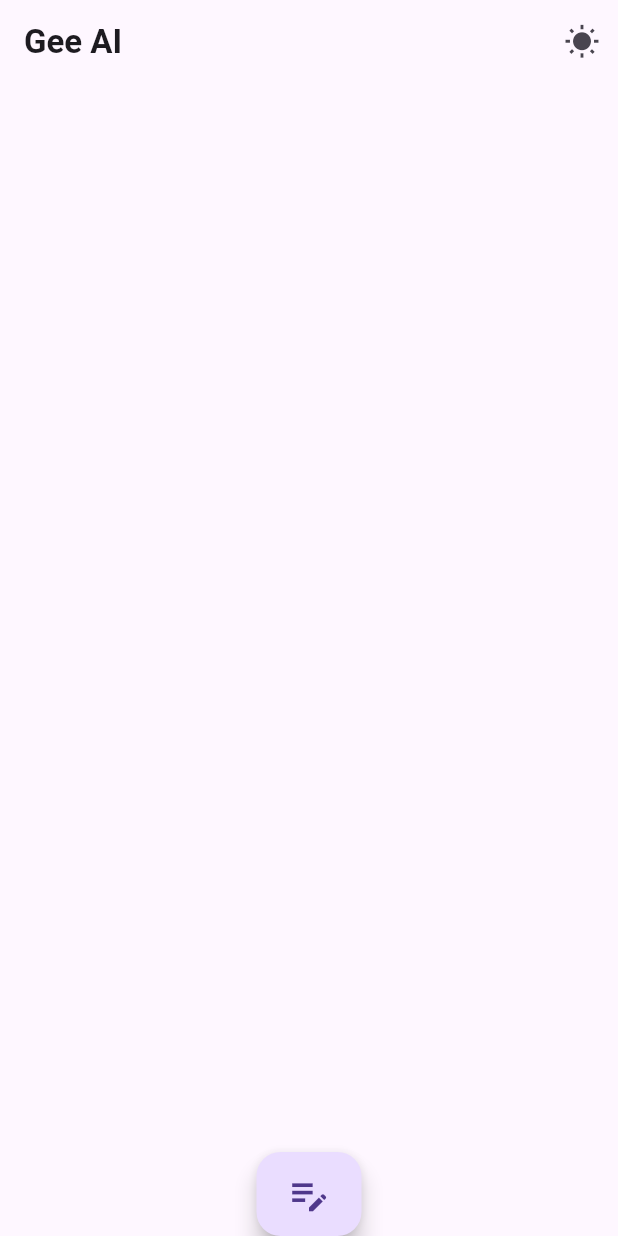
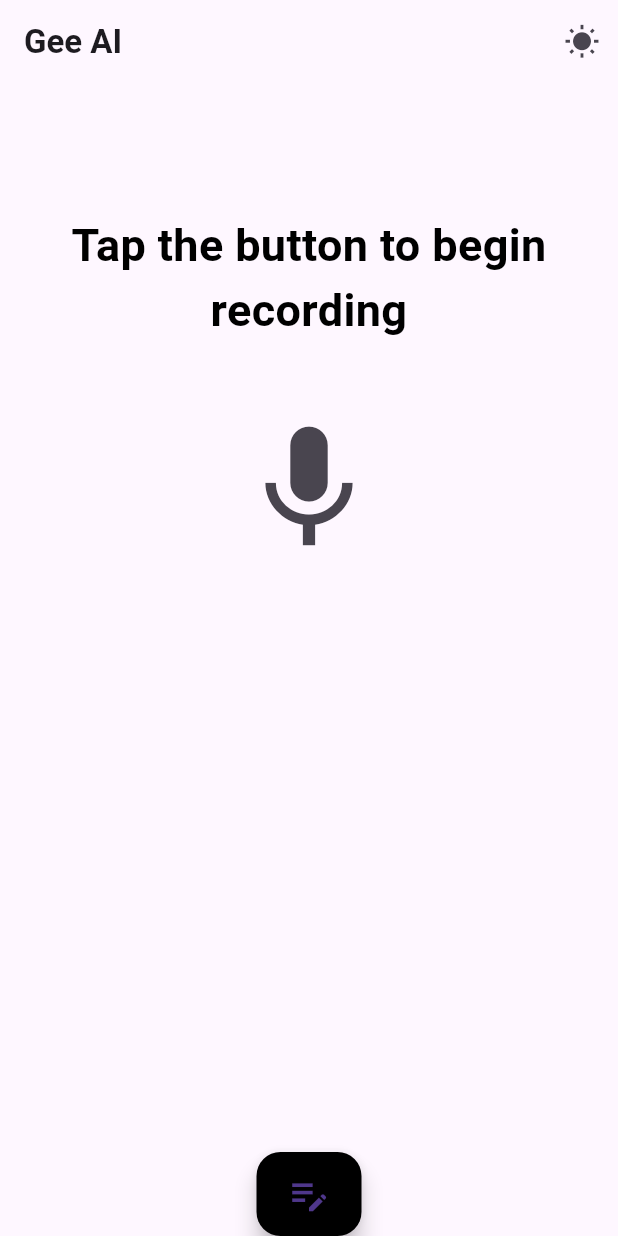
Before and after one commit to Shalom-Nankam/gee, a Flutter app: the screen it shows after launch, on a phone screen of 412 x 824 dp. Run offline on Flutter 3.47's test engine with Material 2 defaults, Android fonts, the phone set to English and light mode, and no system bars; our stand-ins replace flutter_native_splash.

Commit message:
Added the speech to text plugin, developed home screen

```diff
--- a/lib/home_page.dart
+++ b/lib/home_page.dart
@@ -20,11 +20,40 @@ class _HomeState extends State<Home> {
           IconButton(onPressed: () {}, icon: const Icon(Icons.wb_sunny))
         ],
       ),
-      body: const Padding(
-        padding: EdgeInsets.all(16),
-        child: SafeArea(child: SingleChildScrollView()),
+      body: Padding(
+        padding: const EdgeInsets.all(16),
+        child: SafeArea(
+            child: SingleChildScrollView(
+          child: Column(
+            children: [
+              const SizedBox(
+                height: 70,
+              ),
+              const Text('Tap the button to begin recording',
+                  textAlign: TextAlign.center,
+                  style: TextStyle(
+                      fontSize: 30,
+                      fontWeight: FontWeight.bold,
+                      color: Color(0xff000000))),
+              const SizedBox(
+                height: 40,
+              ),
+              SizedBox(
+                height: 100,
+                width: double.infinity,
+                child: IconButton(
+                    onPressed: () {},
+                    icon: const Icon(
+                      Icons.mic,
+                      size: 100,
+                    )),
+              )
+            ],
+          ),
+        )),
       ),
       floatingActionButton: FloatingActionButton.extended(
+        backgroundColor: const Color(0xff000000),
         onPressed: () {},
         label: const Icon(
           Icons.edit_note,
```
Also changed, not shown: pubspec.yaml (+1 -6 lines), pubspec.lock, 2 other files.
